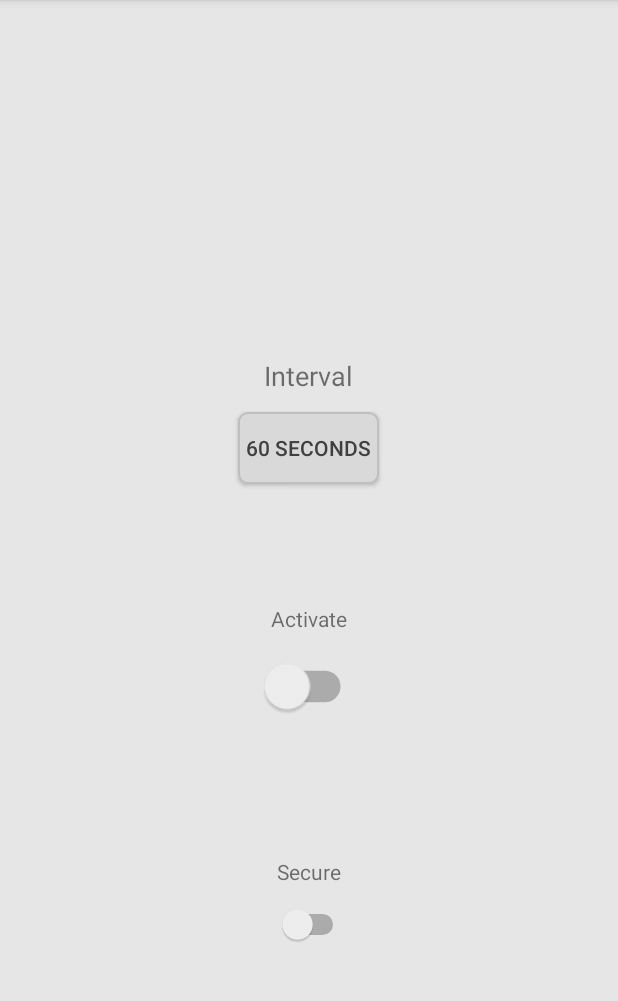
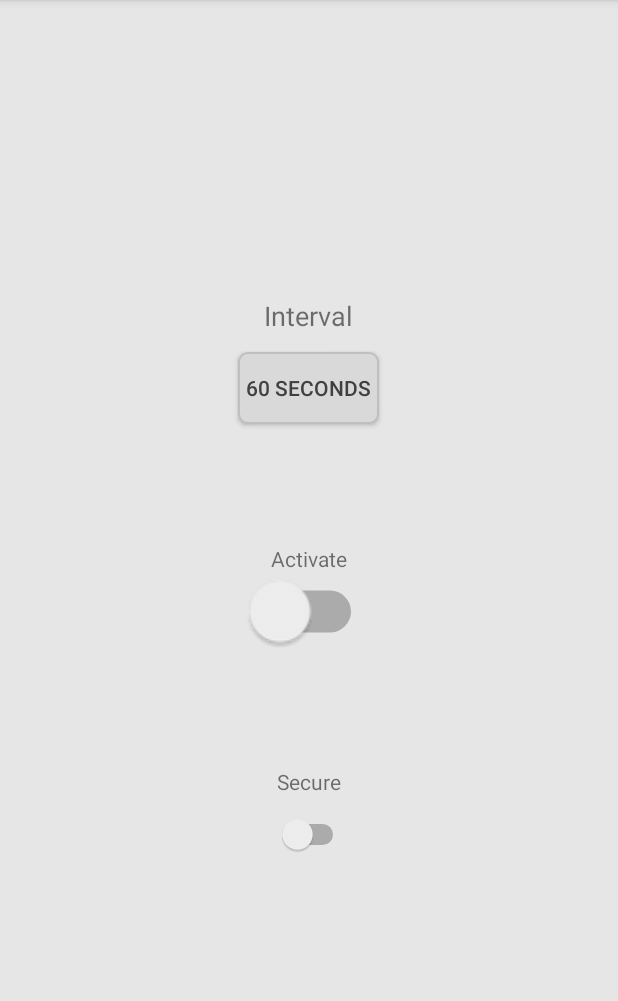
Before and after one commit to danwan754/periodic-lock, an Android app: the screen it shows after launch (MainActivity), on a phone screen of 412 x 824 dp, the part 84-1085 px from its top. Run offline under Robolectric (Android 15) with nearby library versions, the light colour scheme and no system bars.

Commit message:
Shift UI elements up to reduce whitespace

```diff
--- a/app/src/main/res/layout/activity_main.xml
+++ b/app/src/main/res/layout/activity_main.xml
@@ -12,9 +12,6 @@
         android:id="@+id/IntervalTextView"
         android:layout_width="wrap_content"
         android:layout_height="wrap_content"
-        android:layout_marginStart="8dp"
-        android:layout_marginTop="100dp"
-        android:layout_marginEnd="8dp"
         android:layout_marginBottom="12dp"
         android:text="Interval"
         android:textSize="18sp" />
@@ -23,8 +20,6 @@
         android:id="@+id/intervalButton"
         android:layout_width="wrap_content"
         android:layout_height="wrap_content"
-        android:layout_marginStart="8dp"
-        android:layout_marginEnd="8dp"
         android:layout_marginBottom="50dp"
         android:paddingLeft="5dp"
         android:paddingRight="5dp"
@@ -43,14 +38,12 @@
     <Switch
         android:id="@+id/enableSwitch"
         android:layout_width="49dp"
-        android:layout_height="47dp"
-        android:layout_marginStart="8dp"
+        android:layout_height="wrap_content"
         android:layout_marginTop="12dp"
-        android:layout_marginEnd="8dp"
         android:checked="false"
         android:saveEnabled="false"
-        android:scaleX="1.5"
-        android:scaleY="1.5"
+        android:scaleX="2"
+        android:scaleY="2"
         android:textOff="OFF"
         android:textOn="ON" />
 
```
